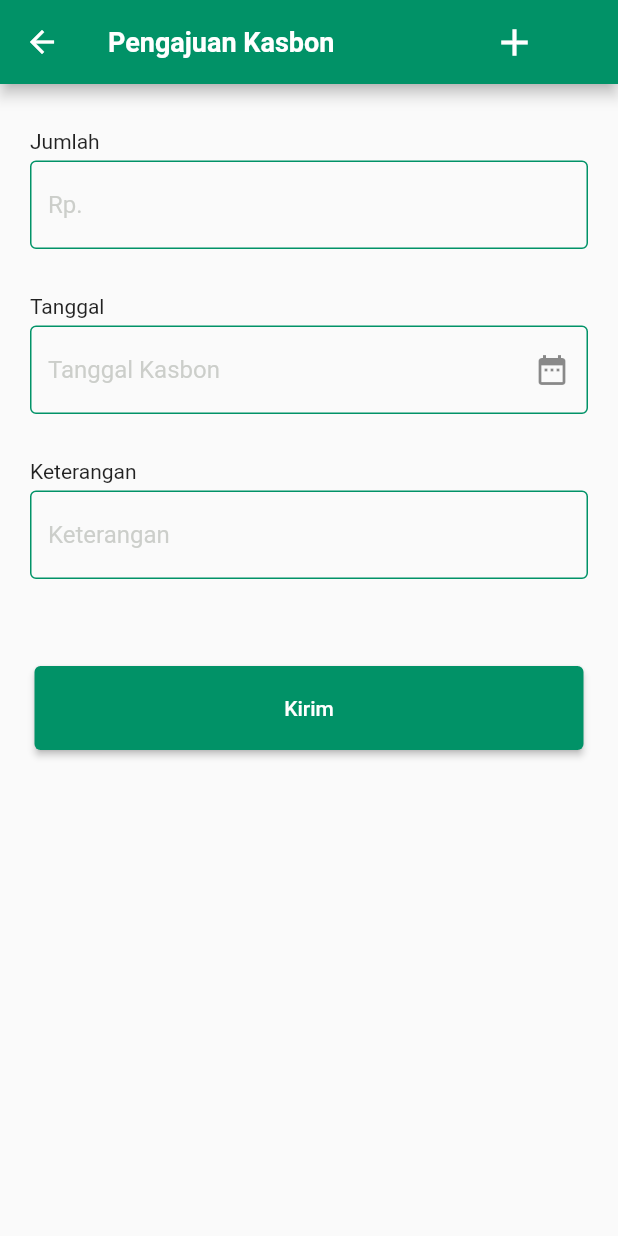
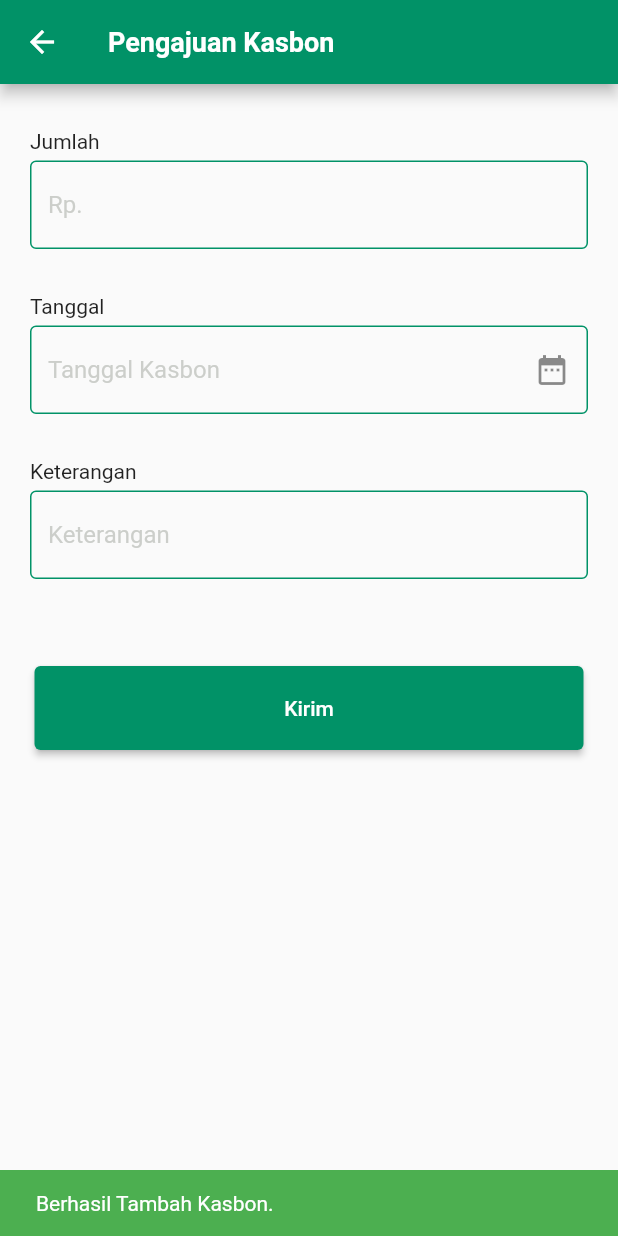
Before and after one commit to harma80/absensi, a Flutter app: the TambhKasbon screen opened directly, after a tap on "Kirim", on a phone screen of 412 x 824 dp. Run offline on Flutter 3.47's test engine with Material 2 defaults, Android fonts, the phone set to English and light mode, and no system bars; our stand-ins replace cloud_firestore, firebase_auth, firebase_core, firebase_storage, image_picker; accounts and stored records are empty.

Commit message:
update harma

```diff
--- a/lib/presentation/pages/data_presensi.dart
+++ b/lib/presentation/pages/data_presensi.dart
@@ -58,7 +58,7 @@ class _DataPresensiState extends State<DataPresensi> {
                       backgroundImage: AssetImage(Gambar.logouin),
                     ),
                     SizedBox(
-                      height: 20,
+                      height: 8,
                     ),
                     TextButton(
                       onPressed: () {
@@ -72,9 +72,6 @@ class _DataPresensiState extends State<DataPresensi> {
                           color: Warna.putih,
                         ),
                       ),
-                    ),
-                    SizedBox(
-                      height: 8,
                     ),
                     Text(
                       "Karyawan",
--- a/lib/presentation/pages/my_page.dart
+++ b/lib/presentation/pages/my_page.dart
@@ -1,4 +1,5 @@
 import 'package:flutter/material.dart';
+import 'package:flutter_application_1/presentation/pages/Check.dart';
 import 'package:flutter_application_1/presentation/pages/Izin.dart';
 import 'package:flutter_application_1/presentation/pages/Lembur.dart';
 import 'package:flutter_application_1/presentation/pages/Scan.dart';
@@ -39,7 +40,7 @@ class MyPagesState extends State<MyPages> {
         onPressed: () {
           Navigator.push(
             context,
-            MaterialPageRoute(builder: (context) => const Csan()),
+            MaterialPageRoute(builder: (context) => const CheckPage()),
           );
         },
         backgroundColor: Warna.hijau2,
--- a/lib/presentation/pages/tmbh_Kasbon.dart
+++ b/lib/presentation/pages/tmbh_Kasbon.dart
@@ -1,4 +1,10 @@
+import 'dart:io';
+
+import 'package:cloud_firestore/cloud_firestore.dart';
+import 'package:firebase_auth/firebase_auth.dart';
+import 'package:firebase_storage/firebase_storage.dart';
 import 'package:flutter/material.dart';
+import 'package:flutter_application_1/Utils/Utils.dart';
 import 'package:flutter_application_1/presentation/widgets/formcuxtom.dart';
 import 'package:intl/intl.dart';
 import '../resources/warna.dart';
@@ -14,6 +20,8 @@ class _TambhKasbonState extends State<TambhKasbon> {
   DateTime selectedDate = DateTime.now();
   bool isSelected = false;
   bool showDate = false;
+  final keteranganController = TextEditingController();
+  final jumlahController = TextEditingController();
 
   Future<DateTime> _selectDate(BuildContext context) async {
     final selected = await showDatePicker(
@@ -39,6 +47,45 @@ class _TambhKasbonState extends State<TambhKasbon> {
     }
   }
 
+  Future sendData() async {
+    final user = FirebaseAuth.instance.currentUser;
+
+    showDialog(
+      context: context,
+      barrierDismissible: false,
+      builder: (context) => Center(
+        child: CircularProgressIndicator(),
+      ),
+    );
+
+    try {
+      final doc = FirebaseFirestore.instance.collection("Kasbon");
+      final json = {
+        "email": user!.email,
+        "created_at": DateTime.now(),
+        "jumlah": jumlahController.text.trim(),
+        "tanggal": selectedDate,
+        "keterangan ": keteranganController.text.trim(),
+        "status": "0",
+      };
+
+      await doc.add(json);
+
+      Utils.showSnackBar("Berhasil Tambah Kasbon.", Colors.green);
+      keteranganController.clear();
+      jumlahController.clear();
+      setState(() {
+        selectedDate = DateTime.now();
+        isSelected = false;
+      });
+      Navigator.of(context, rootNavigator: true).pop('dialog');
+      // navigatorKey.currentState!.pop();
+    } on FirebaseAuthException catch (e) {
+      Navigator.of(context, rootNavigator: true).pop('dialog');
+      Utils.showSnackBar(e.message, Colors.red);
+    }
+  }
+
   @override
   Widget build(BuildContext context) {
     return Scaffold(
@@ -47,16 +94,6 @@ class _TambhKasbonState extends State<TambhKasbon> {
         actions: [
           Container(
             margin: EdgeInsets.only(right: 45),
-            child: IconButton(
-              onPressed: () {
-                Navigator.pop(context);
-              },
-              icon: Icon(
-                Icons.add,
-                size: 30,
-                color: Colors.white,
-              ),
-            ),
           ),
           SizedBox(
             height: 5,
@@ -68,7 +105,8 @@ class _TambhKasbonState extends State<TambhKasbon> {
               fontSize: 18, color: Warna.putih, fontWeight: FontWeight.w700),
         ),
       ),
-      body: Container(
+      body: SingleChildScrollView(
+        child: Container(
           margin: EdgeInsets.only(top: 20),
           padding: EdgeInsets.symmetric(horizontal: 20),
           child: Column(
@@ -86,6 +124,7 @@ class _TambhKasbonState extends State<TambhKasbon> {
                     ),
                     FormCustom(
                       text: 'Rp.',
+                      controller: jumlahController,
                     ),
                   ],
                 ),
@@ -134,6 +173,7 @@ class _TambhKasbonState extends State<TambhKasbon> {
                     ),
                     FormCustom(
                       text: 'Keterangan',
+                      controller: keteranganController,
                     ),
                   ],
                 ),
@@ -151,12 +191,15 @@ class _TambhKasbonState extends State<TambhKasbon> {
                     padding: EdgeInsets.symmetric(vertical: 20),
                   ),
                   child: Text("Kirim"),
-                onPressed: () {},
+                  onPressed: () {
+                    sendData();
+                  },
                 ),
               ),
             ],
           ),
         ),
+      ),
     );
   }
 }
--- a/lib/presentation/resources/gambar.dart
+++ b/lib/presentation/resources/gambar.dart
@@ -4,6 +4,5 @@ class Gambar {
   static Icon email = Icon(Icons.add);
   static String logouin = "assets/download.png";
   static String home1 = "assets/home1.png";
-  static String check = "assets/check.png";
-  static String checkin = "group.png";
+  static String check = "assets/checkini.png";
 }
```
Also changed, not shown: lib/presentation/pages/Check.dart (+6 -2 lines), lib/presentation/pages/Tmbh_Izin.dart (+0 -17 lines), lib/presentation/pages/kasbon.dart (+32 -15 lines), assets/check.png (deleted), assets/checkini.png (added), assets/group.png (deleted). Lines whose indentation alone changed are shown as unchanged.
